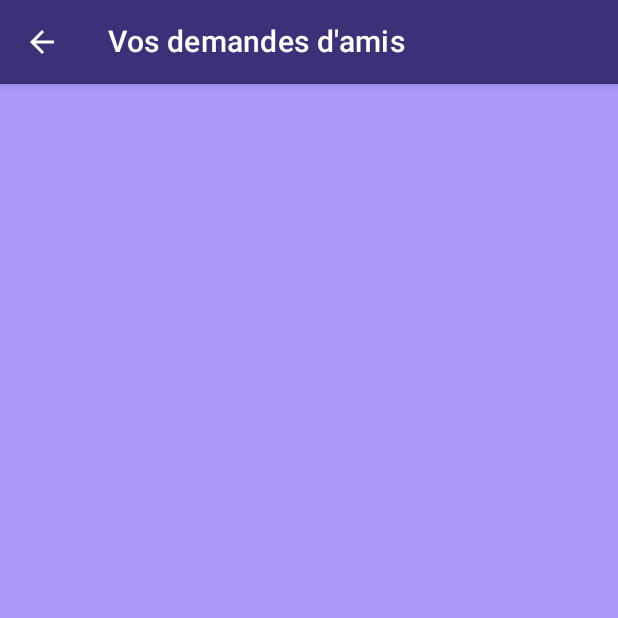
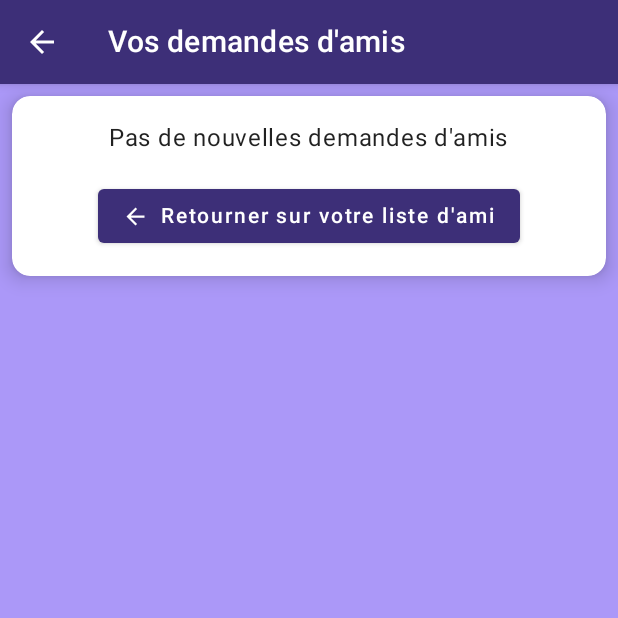
Before and after one commit to Anthony-Jhoiro/talky-android, an Android app built with Jetpack Compose: the composable FriendRequestListDestination shown on its own in the app's theme, on a phone screen of 412 x 824 dp, the top half of it. Run offline under Robolectric (Android 15) with nearby library versions, the phone set to English and light mode, and no system bars; our stand-ins replace Dagger/Hilt's generated code; libraries missing offline, so code that uses them is left out: com.auth0.android; network calls fail; 3 statements that could not run were skipped.

Commit message:
:sparkles: Add accept / deny friend request

```diff
--- a/app/src/main/java/com/talky/mobile/ui/EntryPointActivity.kt
+++ b/app/src/main/java/com/talky/mobile/ui/EntryPointActivity.kt
@@ -213,7 +213,8 @@ private fun FriendRequestListDestination(navController: NavController) {
         },
         onFriendRequestStatusChange = {
             fr, status -> viewModel.changeFriendRequestStatus(fr, status)
-        }
+        },
+        toastMessage = viewModel.toastMessage
     )
 }
 
--- a/app/src/main/java/com/talky/mobile/ui/features/friendRequestsList/FriendRequestListScreen.kt
+++ b/app/src/main/java/com/talky/mobile/ui/features/friendRequestsList/FriendRequestListScreen.kt
@@ -1,10 +1,12 @@
 package com.talky.mobile.ui.features.friendRequestsList
 
+import android.widget.Toast
 import androidx.compose.foundation.background
 import androidx.compose.foundation.clickable
 import androidx.compose.foundation.layout.*
 import androidx.compose.foundation.lazy.LazyColumn
 import androidx.compose.foundation.lazy.items
+import androidx.compose.foundation.selection.selectableGroup
 import androidx.compose.foundation.shape.RoundedCornerShape
 import androidx.compose.material.*
 import androidx.compose.material.icons.Icons
@@ -14,8 +16,10 @@ import androidx.compose.material.icons.filled.Delete
 import androidx.compose.runtime.*
 import androidx.compose.ui.Alignment
 import androidx.compose.ui.Modifier
+import androidx.compose.ui.draw.clip
 import androidx.compose.ui.draw.shadow
 import androidx.compose.ui.graphics.Color
+import androidx.compose.ui.platform.LocalContext
 import androidx.compose.ui.text.style.TextAlign
 import androidx.compose.ui.unit.dp
 import com.talky.mobile.api.models.FriendRequestDto
@@ -23,6 +27,7 @@ import com.talky.mobile.api.models.UserDto
 import com.talky.mobile.ui.commons.UserBar
 import com.talky.mobile.ui.theme.VioletClair
 import com.talky.mobile.ui.theme.VioletFonce
+import kotlinx.coroutines.flow.SharedFlow
 
 
 @Composable
@@ -30,11 +35,24 @@ fun FriendRequestListScreen(
     friendRequestList: List<FriendRequestDto>,
     onPressBack: () -> Unit,
     onShowProfile: (UserDto) -> Unit,
-    onFriendRequestStatusChange: (FriendRequestDto, FriendRequestDto.Status) -> Unit
+    onFriendRequestStatusChange: (FriendRequestDto, FriendRequestDto.Status) -> Unit,
+    toastMessage: SharedFlow<String>
 ) {
+    val context = LocalContext.current
 
     var openDialog by remember { mutableStateOf(true) }
     var selectedUser: FriendRequestDto? by remember { mutableStateOf(null) }
+
+    LaunchedEffect(Unit) {
+        toastMessage
+            .collect { message ->
+                Toast.makeText(
+                    context,
+                    message,
+                    Toast.LENGTH_SHORT,
+                ).show()
+            }
+    }
 
     fun onSelectUser(userDto: FriendRequestDto) {
         selectedUser = userDto
@@ -48,6 +66,7 @@ fun FriendRequestListScreen(
         friendRequest = selectedUser,
         onFriendRequestStatusChange = {
             onFriendRequestStatusChange(selectedUser!!, it)
+            openDialog = false
         },
         onShowProfile = {
             onShowProfile(it)
@@ -73,6 +92,7 @@ fun FriendRequestListScreen(
             )
         }
     ) {
+        if (friendRequestList.isNotEmpty()) {
             LazyColumn(
                 verticalArrangement = Arrangement.spacedBy(16.dp),
                 contentPadding = PaddingValues(horizontal = 16.dp, vertical = 8.dp),
@@ -84,6 +104,51 @@ fun FriendRequestListScreen(
                 items(friendRequestList) { friendshipDto ->
                     UserBar(friendshipDto.sender!!, onClick = { onSelectUser(friendshipDto) })
                 }
+            }
+        } else {
+            Column(
+                horizontalAlignment = Alignment.CenterHorizontally,
+                modifier = Modifier
+                    .fillMaxWidth()
+                    .padding(8.dp)
+            ) {
+
+                Box(
+                    modifier = Modifier
+                        .shadow(
+                            elevation = 8.dp,
+                            shape = RoundedCornerShape(12.dp)
+                        )
+                        .clip(RoundedCornerShape(12.dp))
+                ) {
+
+                    Column(
+                        modifier = Modifier
+                            .fillMaxWidth()
+                            .background(Color.White)
+                            .padding(16.dp),
+                        horizontalAlignment = Alignment.CenterHorizontally
+                    ) {
+                        Text("Pas de nouvelles demandes d'amis")
+                        Button(
+                            onClick = { onPressBack() },
+                            modifier = Modifier.padding(top = 16.dp)
+                        ) {
+                            Icon(
+                                Icons.Filled.ArrowBack,
+                                contentDescription = "Go back",
+                                modifier = Modifier.size(ButtonDefaults.IconSize)
+                            )
+                            Spacer(Modifier.size(ButtonDefaults.IconSpacing))
+                            Text(text = "Retourner sur votre liste d'ami")
+                        }
+                    }
+
+                }
+
+
+            }
+
         }
     }
 }
--- a/app/src/main/java/com/talky/mobile/ui/features/friendRequestsList/FriendRequestListViewModel.kt
+++ b/app/src/main/java/com/talky/mobile/ui/features/friendRequestsList/FriendRequestListViewModel.kt
@@ -1,5 +1,6 @@
 package com.talky.mobile.ui.features.friendRequestsList
 
+import android.widget.Toast
 import androidx.compose.runtime.getValue
 import androidx.compose.runtime.mutableStateOf
 import androidx.compose.runtime.remember
@@ -10,6 +11,8 @@ import com.talky.mobile.api.TalkyFriendRequestListRemoteSource
 import com.talky.mobile.api.models.FriendRequestDto
 import com.talky.mobile.ui.features.postCreation.rememberMutableStateListOf
 import dagger.hilt.android.lifecycle.HiltViewModel
+import kotlinx.coroutines.flow.MutableSharedFlow
+import kotlinx.coroutines.flow.asSharedFlow
 import kotlinx.coroutines.launch
 import javax.inject.Inject
 
@@ -17,6 +20,8 @@ import javax.inject.Inject
 class FriendRequestListViewModel @Inject constructor(
     private val talkyFriendRequestListRemoteSource: TalkyFriendRequestListRemoteSource
 ): ViewModel() {
+    private val _toastMessage = MutableSharedFlow<String>()
+    val toastMessage = _toastMessage.asSharedFlow()
 
     var state by mutableStateOf(FriendRequestListContract.State(listOf()))
 
@@ -25,15 +30,33 @@ class FriendRequestListViewModel @Inject constructor(
             return state.friendRequestsList
         }
 
+    private suspend fun loadFriendRequest() {
+        val friendRequestList = talkyFriendRequestListRemoteSource.getFriendRequests()
+        state = state.copy(friendRequestsList = friendRequestList)
+    }
 
     init {
         viewModelScope.launch {
-            val friendRequestList = talkyFriendRequestListRemoteSource.getFriendRequests()
-            state = state.copy(friendRequestsList = friendRequestList)
+            loadFriendRequest()
         }
     }
 
-    fun changeFriendRequestStatus(_friendRequestDto: FriendRequestDto, _status: FriendRequestDto.Status) {
 
+    fun changeFriendRequestStatus(fr: FriendRequestDto, status: FriendRequestDto.Status) {
+        viewModelScope.launch {
+            val didSucceed = talkyFriendRequestListRemoteSource.changeFriendRequestStatus(fr, status)
+            if (didSucceed) {
+                if (status == FriendRequestDto.Status.dENIED) {
+                    _toastMessage.emit("La demande d'ami a été supprimée")
+                } else {
+                    _toastMessage.emit("L'utilisateur a bien été ajouté à vos amis")
+                }
+            } else {
+                _toastMessage.emit("Une erreur est survenue")
+            }
+
+            talkyFriendRequestListRemoteSource.reset()
+            loadFriendRequest()
+        }
     }
 }
--- a/app/src/main/java/com/talky/mobile/ui/features/postCreation/PostCreationScreen.kt
+++ b/app/src/main/java/com/talky/mobile/ui/features/postCreation/PostCreationScreen.kt
@@ -114,7 +114,7 @@ fun PostCreationScreen(
                 verticalArrangement = Arrangement.Center,
                 horizontalAlignment = Alignment.CenterHorizontally,
 
-            ) {
+                ) {
                 Box(
                     modifier = Modifier
                         .shadow(
```
Also changed, not shown: app/src/main/java/com/talky/mobile/api/TalkyFriendRequestListRemoteSource.kt (+9 -10 lines). Lines whose indentation alone changed are shown as unchanged.
